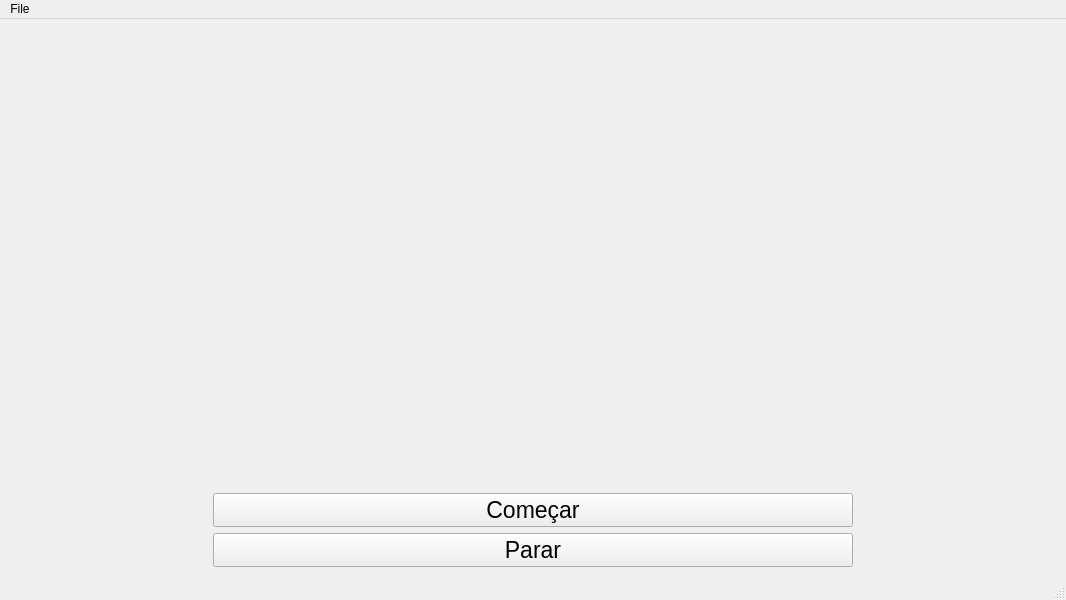
This is MaestroAttempt/mainwindow.ui in camilabga/maestro as Qt 5 draws it before an edit. The edited form follows.
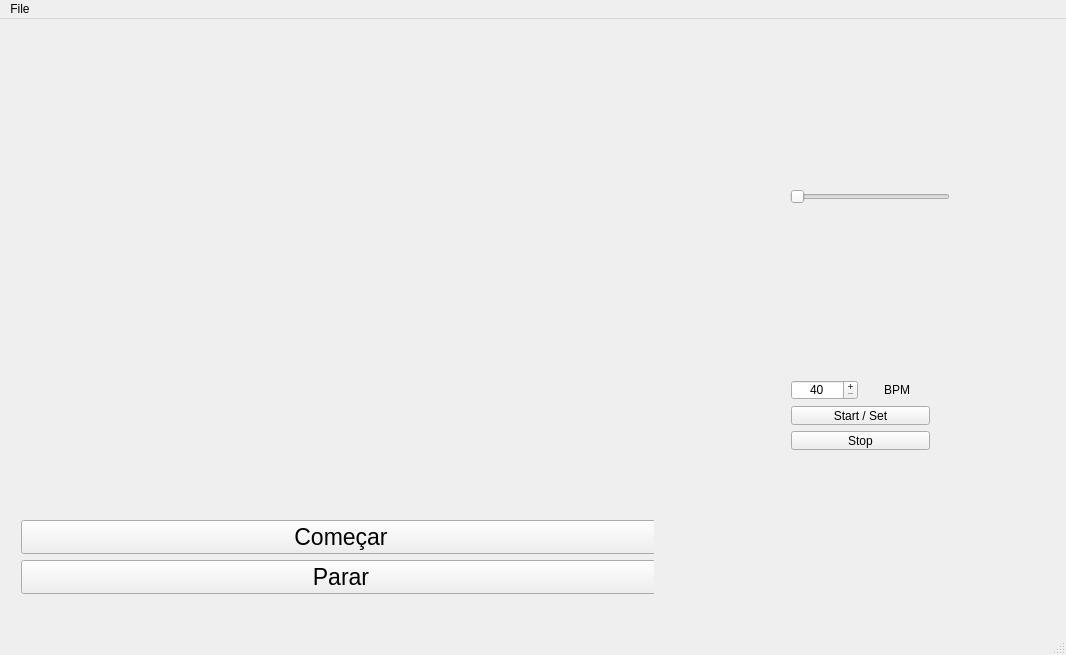
This is the edited form.

Patch:
```diff
--- a/MaestroAttempt/mainwindow.ui
+++ b/MaestroAttempt/mainwindow.ui
@@ -7,7 +7,7 @@
     <x>0</x>
     <y>0</y>
     <width>1066</width>
-    <height>600</height>
+    <height>655</height>
    </rect>
   </property>
   <property name="minimumSize">
@@ -32,13 +32,17 @@
    <property name="layoutDirection">
     <enum>Qt::LeftToRight</enum>
    </property>
-   <layout class="QVBoxLayout" name="verticalLayout">
-    <item>
-     <layout class="QVBoxLayout" name="verticalLayout_2">
-      <property name="sizeConstraint">
-       <enum>QLayout::SetMinimumSize</enum>
-      </property>
-      <item alignment="Qt::AlignHCenter">
+   <widget class="QWidget" name="layoutWidget">
+    <property name="geometry">
+     <rect>
+      <x>10</x>
+      <y>20</y>
+      <width>644</width>
+      <height>566</height>
+     </rect>
+    </property>
+    <layout class="QVBoxLayout" name="imageLayout">
+     <item>
        <widget class="QLabel" name="image">
         <property name="enabled">
          <bool>true</bool>
@@ -69,7 +73,9 @@
         </property>
        </widget>
       </item>
-      <item alignment="Qt::AlignHCenter">
+     <item>
+      <layout class="QVBoxLayout" name="buttonImageLayout">
+       <item>
        <widget class="QPushButton" name="startBt">
         <property name="minimumSize">
          <size>
@@ -93,7 +99,7 @@
         </property>
        </widget>
       </item>
-      <item alignment="Qt::AlignHCenter">
+       <item>
        <widget class="QPushButton" name="stopBt">
         <property name="minimumSize">
          <size>
@@ -120,6 +126,85 @@
      </layout>
     </item>
    </layout>
+   </widget>
+   <widget class="QWidget" name="layoutWidget">
+    <property name="geometry">
+     <rect>
+      <x>780</x>
+      <y>350</y>
+      <width>161</width>
+      <height>92</height>
+     </rect>
+    </property>
+    <layout class="QVBoxLayout" name="metronomeLayout">
+     <item>
+      <layout class="QHBoxLayout" name="bpmLayout">
+       <item>
+        <widget class="QSpinBox" name="spinBox">
+         <property name="alignment">
+          <set>Qt::AlignCenter</set>
+         </property>
+         <property name="buttonSymbols">
+          <enum>QAbstractSpinBox::PlusMinus</enum>
+         </property>
+         <property name="correctionMode">
+          <enum>QAbstractSpinBox::CorrectToPreviousValue</enum>
+         </property>
+         <property name="minimum">
+          <number>40</number>
+         </property>
+         <property name="maximum">
+          <number>260</number>
+         </property>
+         <property name="singleStep">
+          <number>5</number>
+         </property>
+        </widget>
+       </item>
+       <item>
+        <widget class="QLabel" name="labelMetronome">
+         <property name="text">
+          <string>BPM</string>
+         </property>
+         <property name="alignment">
+          <set>Qt::AlignCenter</set>
+         </property>
+        </widget>
+       </item>
+      </layout>
+     </item>
+     <item>
+      <widget class="QPushButton" name="startMetronomeButton">
+       <property name="text">
+        <string>Start / Set</string>
+       </property>
+      </widget>
+     </item>
+     <item>
+      <widget class="QPushButton" name="stopMetronomeButton">
+       <property name="text">
+        <string>Stop</string>
+       </property>
+      </widget>
+     </item>
+    </layout>
+   </widget>
+   <widget class="QSlider" name="volumeSlider">
+    <property name="geometry">
+     <rect>
+      <x>790</x>
+      <y>170</y>
+      <width>160</width>
+      <height>16</height>
+     </rect>
+    </property>
+    <property name="maximum">
+     <number>100</number>
+    </property>
+    <property name="orientation">
+     <enum>Qt::Horizontal</enum>
+    </property>
+   </widget>
   </widget>
   <widget class="QMenuBar" name="menuBar">
    <property name="geometry">
```
Lines whose indentation alone changed are shown as unchanged.
